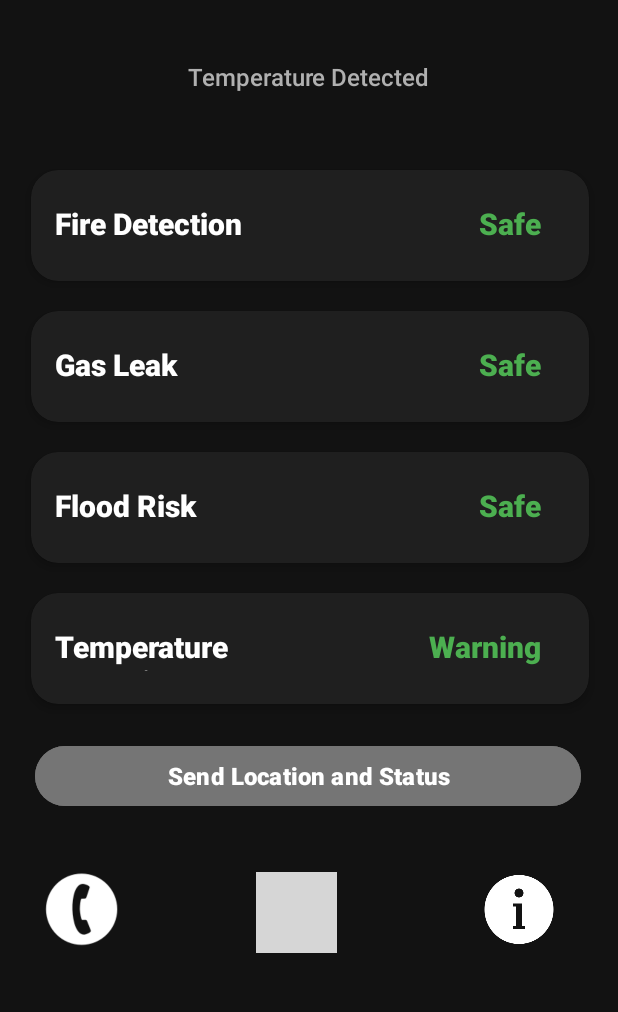
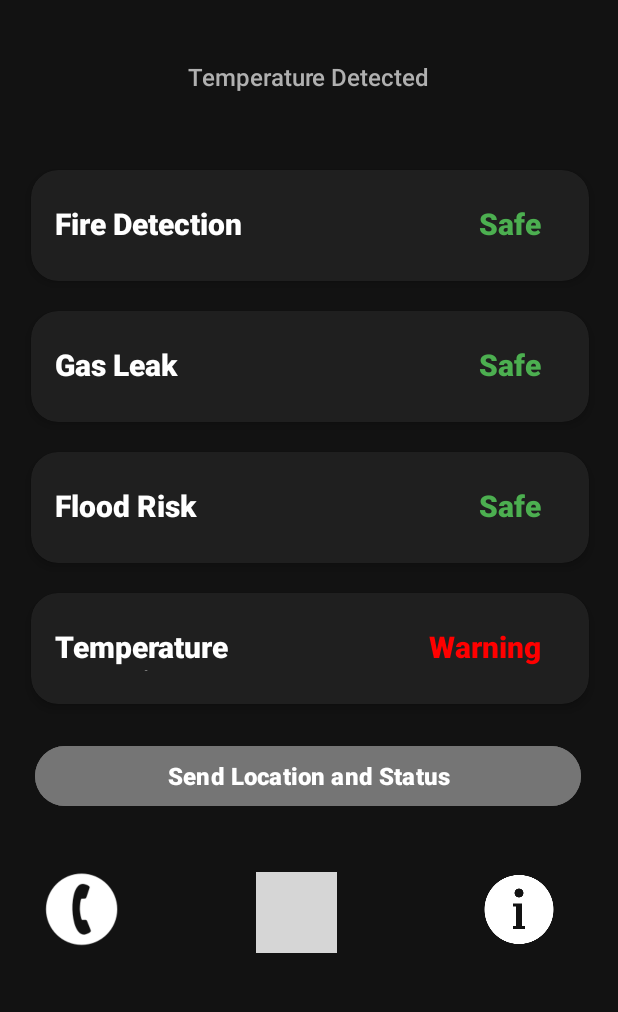
Before and after one commit to AntoOfo/HomeGuard, an Android app: the screen it shows after launch (MainActivity), on a phone screen of 412 x 824 dp, the part 130-1142 px from its top. Run offline under Robolectric (Android 15) with nearby library versions, the light colour scheme and no system bars; our stand-ins replace Firebase (no records; nobody signed in at launch, a user with empty details on screens opened directly); grey boxes are pictures that could not be loaded.

Commit message:
Set red colour to all warning statuses on tiles

```diff
--- a/app/src/main/java/com/example/homeguard/MainActivity.kt
+++ b/app/src/main/java/com/example/homeguard/MainActivity.kt
@@ -555,6 +555,13 @@ class MainActivity : AppCompatActivity() {
             else -> "Warning"
         }
 
+        tempStatus.setTextColor(
+            when {
+                temperature < 10 || temperature > 25 -> Color.RED
+                else -> Color.parseColor("#4CAF50")
+            }
+        )
+
         when {
             temperature <= 10 -> {
                 sendTemperatureNotification("Temperature is too low! $temperature°C. Tap to view more.")
@@ -572,6 +579,13 @@ class MainActivity : AppCompatActivity() {
             "fire detected" -> "Warning"
             else -> "Safe"
         }
+
+        fireStatus.setTextColor(
+            when (fireStatusData) {
+                "fire detected" -> Color.RED
+                else -> Color.parseColor("#4CAF50")
+            }
+        )
         updateMainStatus()
     }
 
@@ -582,6 +596,13 @@ class MainActivity : AppCompatActivity() {
             level in 25.0..75.0 -> "Warning"
             else -> "Warning"
         }
+
+        floodStatus.setTextColor(
+            when {
+                level < 25 -> Color.parseColor("#4CAF50")
+                else -> Color.RED
+            }
+        )
 
         if (level >= 25) {
             sendFloodNotification(level)
@@ -596,6 +617,13 @@ class MainActivity : AppCompatActivity() {
             level in 25.0..75.0 -> "Warning"
             else -> "Warning"
         }
+
+        gasStatus.setTextColor(
+            when {
+                level < 25 -> Color.parseColor("#4CAF50")
+                else -> Color.RED
+            }
+        )
 
         if (level >= 75) {
             sendGasNotification("Gas levels are high! $level%. Immediate action required!")
--- a/app/src/main/res/layout/activity_emergency_services.xml
+++ b/app/src/main/res/layout/activity_emergency_services.xml
@@ -1,7 +1,8 @@
 <?xml version="1.0" encoding="utf-8"?>
 <FrameLayout xmlns:android="http://schemas.android.com/apk/res/android"
     android:layout_width="match_parent"
-    android:layout_height="match_parent">
+    android:layout_height="match_parent"
+    android:background="#1F1F1F">
 
     <!-- Centered LinearLayout -->
     <LinearLayout
```
